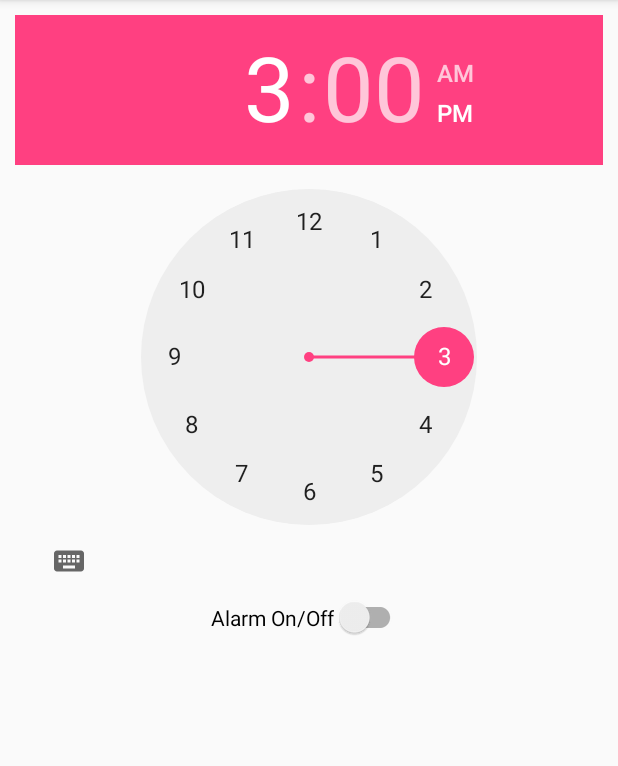
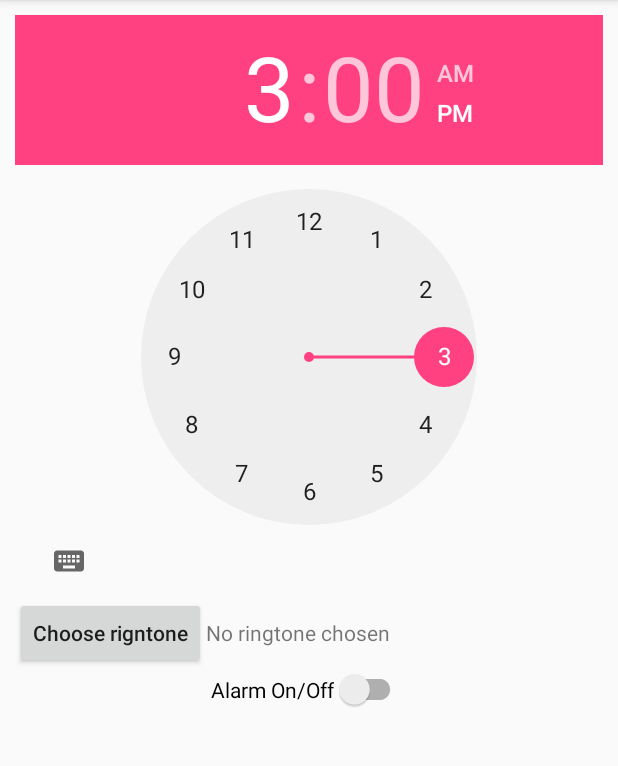
Before and after one commit to sajib-4414/AlarmApp2, an Android app: the screen it shows after launch (MainActivity), on a phone screen of 412 x 824 dp, the part 84-850 px from its top. Run offline under Robolectric (Android 15) with nearby library versions, the phone set to English and light mode, and no system bars.

Commit message:
built in ringtone chooser added

```diff
--- a/app/build.gradle
+++ b/app/build.gradle
@@ -4,7 +4,7 @@ android {
     compileSdkVersion 27
     defaultConfig {
         applicationId "gnc.alarmapp2"
-        minSdkVersion 15
+        minSdkVersion 16
         targetSdkVersion 27
         versionCode 1
         versionName "1.0"
@@ -16,6 +16,7 @@ android {
             proguardFiles getDefaultProguardFile('proguard-android.txt'), 'proguard-rules.pro'
         }
     }
+
 }
 
 dependencies {
--- a/app/src/main/res/layout/activity_main.xml
+++ b/app/src/main/res/layout/activity_main.xml
@@ -19,6 +19,26 @@
             android:layout_alignParentTop="true"
             android:layout_centerHorizontal="true" />
 
+        <LinearLayout
+            android:id="@+id/ringchoserlayout"
+            android:layout_below="@+id/alarmTimePicker"
+            android:layout_width="wrap_content"
+            android:layout_height="wrap_content"
+            android:orientation="horizontal">
+            <Button
+                android:id="@+id/btnShowRIngtones"
+                android:layout_width="wrap_content"
+                android:layout_height="wrap_content"
+                android:text="Choose rigntone"
+                android:textAllCaps="false"
+                />
+            <TextView
+                android:id="@+id/textChosenRingTone"
+                android:layout_width="wrap_content"
+                android:layout_height="wrap_content"
+                android:text="No ringtone chosen"/>
+        </LinearLayout>
+
 
         <android.support.v7.widget.SwitchCompat
             android:layout_width="wrap_content"
@@ -26,7 +46,7 @@
             android:text="Alarm On/Off"
             android:id="@+id/alarmToggle"
             android:layout_centerHorizontal="true"
-            android:layout_below="@+id/alarmTimePicker"
+            android:layout_below="@+id/ringchoserlayout"
             android:onClick="onToggleClicked" />
 
         <TextView
```
Also changed, not shown: app/src/main/java/gnc/alarmapp2/MainActivity.java (+59 -1 lines), app/src/main/java/gnc/alarmapp2/RingtoneHelper.java (added, +26 -0 lines).
